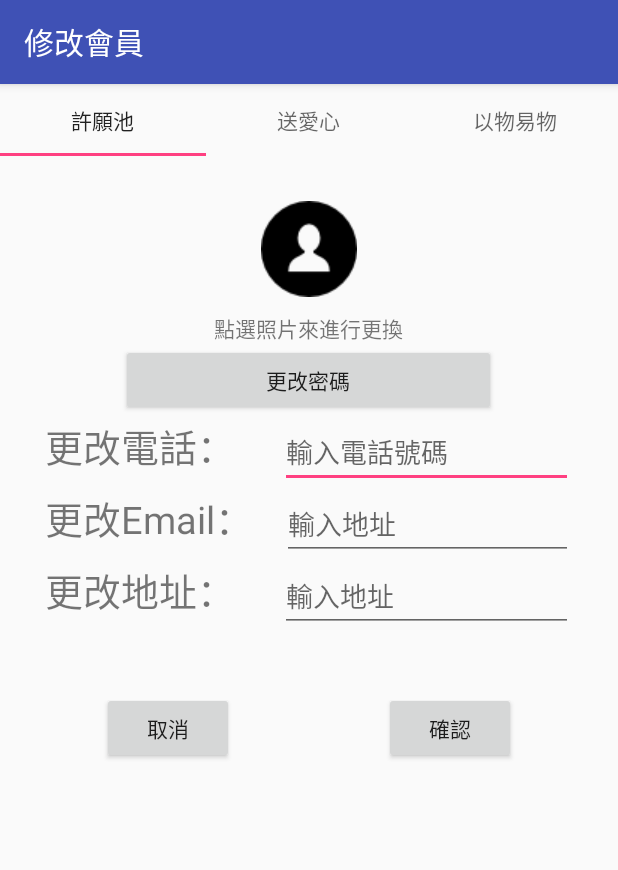
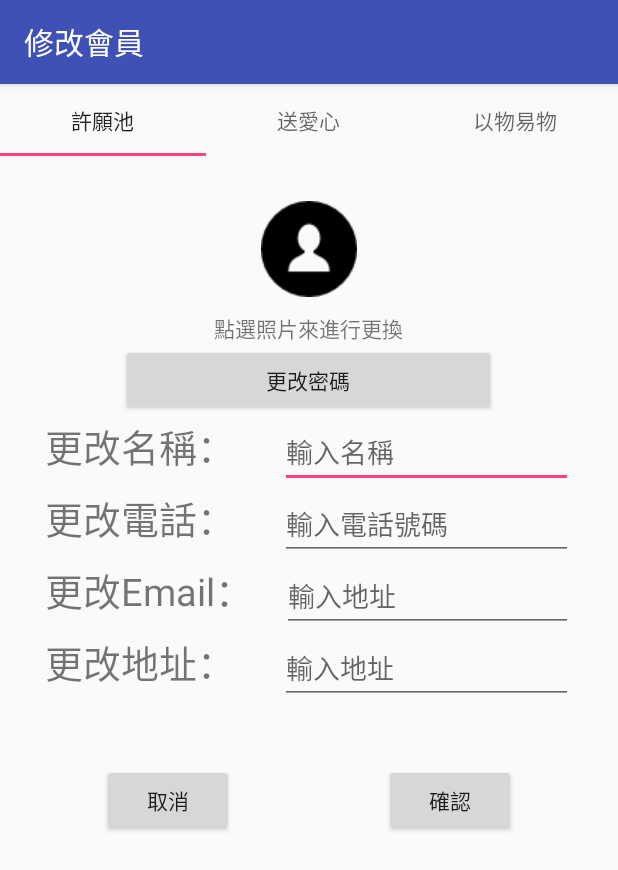
Before and after one commit to Apocalypse06/WeShareAPP, an Android app: the MemberUpdateActivity screen opened directly, with no data from a screen before it, on a phone screen of 412 x 824 dp. Shown: the top 870 px of the screen. Run offline under Robolectric (Android 15) with nearby library versions, the phone set to English and light mode, and no system bars; network calls fail.

Commit message:
會員資料修改，個人_不修改照片也可以

```diff
--- a/app/src/main/java/com/example/ntut/weshare/member/MemberRegisterActivity.java
+++ b/app/src/main/java/com/example/ntut/weshare/member/MemberRegisterActivity.java
@@ -191,7 +191,7 @@ public class MemberRegisterActivity extends AppCompatActivity {
         }
         if (image == null) {
             Resources res = getResources();
-            Drawable drawable = res.getDrawable(R.drawable.user);
+            Drawable drawable = res.getDrawable(R.drawable.member_default);
             Bitmap bitmap = ((BitmapDrawable) drawable).getBitmap();
             ByteArrayOutputStream stream = new ByteArrayOutputStream();
             bitmap.compress(Bitmap.CompressFormat.JPEG, 100, stream);
--- a/app/src/main/java/com/example/ntut/weshare/member/MemberUpdateActivity.java
+++ b/app/src/main/java/com/example/ntut/weshare/member/MemberUpdateActivity.java
@@ -2,9 +2,12 @@ package com.example.ntut.weshare.member;
 
 import android.content.Intent;
 import android.content.SharedPreferences;
+import android.content.res.Resources;
 import android.database.Cursor;
 import android.graphics.Bitmap;
 import android.graphics.BitmapFactory;
+import android.graphics.drawable.BitmapDrawable;
+import android.graphics.drawable.Drawable;
 import android.net.Uri;
 import android.os.Bundle;
 import android.provider.MediaStore;
@@ -35,6 +38,7 @@ public class MemberUpdateActivity extends AppCompatActivity {
     private EditText etOldPassword;
     private EditText etNewPassword1;
     private EditText etNewPassword2;
+    private EditText etName;
     private EditText etNumber;
     private EditText etEmail;
     private EditText etAddress;
@@ -44,8 +48,9 @@ public class MemberUpdateActivity extends AppCompatActivity {
 
 
     String action;
-    List<User> user = null;
+    List<User> userOld = null;
     boolean changePassword = false;
+    boolean changePicture = false;
 
     private static final int REQUEST_PICK_IMAGE_IN = 0;
     private static final int REQUEST_PICK_IMAGE = 1;
@@ -76,6 +81,7 @@ public class MemberUpdateActivity extends AppCompatActivity {
         etOldPassword = (EditText) findViewById(R.id.etOldPassword);
         etNewPassword1 = (EditText) findViewById(R.id.etNewPassword1);
         etNewPassword2 = (EditText) findViewById(R.id.etNewPassword2);
+        etName = (EditText) findViewById(R.id.etName);
         etNumber = (EditText) findViewById(R.id.etNumber);
         etEmail = (EditText) findViewById(R.id.etEmail);
         etAddress = (EditText) findViewById(R.id.etAddress);
@@ -115,19 +121,26 @@ public class MemberUpdateActivity extends AppCompatActivity {
             try {
                 // passing null and calling get() means not to run FindImageByIdTask.onPostExecute()
 //            bitmap = new UserGetImageTask(null).execute(url, account, imageSize).get();
-                user = new UserGetAllTask().execute(url, account).get();//.get()要請UserGetAllTask()的執行結果回傳給我，會等他抓完資料(doInBackground的回傳結果)才會往下執行
+                userOld = new UserGetAllTask().execute(url, account).get();//.get()要請UserGetAllTask()的執行結果回傳給我，會等他抓完資料(doInBackground的回傳結果)才會往下執行
                 bitmap = new UserGetImageTask().execute(url, account, imageSize).get();//.execute(網址, 圖片id, 這邊做縮圖imageSize，在server端縮圖完再傳過來)
             } catch (Exception e) {
                 Log.e(TAG, e.toString());
             }
-            if (user == null) {
+            if (userOld == null) {
                 Common.showToast(this, "不可能");
             } else {
                 //rvSpots.setAdapter(new SpotsRecyclerViewAdapter(getActivity(), spots));//畫面RecyclerView(畫面,資料)，getActivity()取的他所依附的頁面(主頁面)
+
                 ivUser.setImageBitmap(bitmap);
-                etNumber.setText(user.get(0).getTal());
-                etEmail.setText(user.get(0).getEmail());
-                etAddress.setText(user.get(0).getAddress());
+
+                ByteArrayOutputStream out2 = new ByteArrayOutputStream();
+                bitmap.compress(Bitmap.CompressFormat.JPEG, 100, out2);
+                image = out2.toByteArray();
+
+                etName.setText(userOld.get(0).getName());
+                etNumber.setText(userOld.get(0).getTal());
+                etEmail.setText(userOld.get(0).getEmail());
+                etAddress.setText(userOld.get(0).getAddress());
             }
         } else {
             Common.showToast(this, R.string.msg_NoNetwork);
@@ -196,7 +209,7 @@ public class MemberUpdateActivity extends AppCompatActivity {
 
     public void onUpdateClick(View view) {
         SharedPreferences pref = getSharedPreferences(Common.PREF_FILE, MODE_PRIVATE);
-        String account = pref.getString("account", "aaa");
+        String account = pref.getString("user", "");
         String oldPassword = pref.getString("password", "");
         String oldPW = etOldPassword.getText().toString().trim();
         String NewPW = etNewPassword1.getText().toString().trim();
@@ -232,11 +245,25 @@ public class MemberUpdateActivity extends AppCompatActivity {
         } else {
             NewPW = oldPassword;
         }
+//        if (image == null) {
+//            changePicture = true;
+//            Resources res = getResources();
+//            Drawable drawable = res.getDrawable(R.drawable.user);
+//            Bitmap bitmap = ((BitmapDrawable) drawable).getBitmap();
+//            ByteArrayOutputStream stream = new ByteArrayOutputStream();
+//            bitmap.compress(Bitmap.CompressFormat.JPEG, 100, stream);
+//            image = stream.toByteArray();
+
+            // ivUser.setImageResource(R.user_black);
+//            Common.showToast(this, "沒有圖片");
+//            return;
+//        }
+
 
         //依選取項目顯示不同訊息
-        if (user.get(0).getIdType() == 1) {
+        if (userOld.get(0).getIdType() == 1) {
             action = "userUpdate";
-        } else if (user.get(0).getIdType() == 2) {
+        } else if (userOld.get(0).getIdType() == 2) {
             action = "userInUpdate";
         }
 //        switch (rgType.getCheckedRadioButtonId()) {
@@ -254,25 +281,34 @@ public class MemberUpdateActivity extends AppCompatActivity {
 //                intRo = etContext.getText().toString().trim();
 //                break;
 //        }
-
-
+        String name = etName.getText().toString().trim();
         String tal = etNumber.getText().toString().trim();
         String email = etEmail.getText().toString().trim();
         String address = etAddress.getText().toString().trim();
+
+        User user = new User(account, NewPW, name, tal, email, address);//傳送文字資料
 
         int count = 0;
         String url = Common.URL + "UserServlet";
 
         if (Common.networkConnected(this)) {//傳送到server端
-//            if (idType == 1) {
-            account = pref.getString("user", "");
-            User user = new User(account, NewPW, tal, email, address);//傳送文字資料
+            // if (changePicture == true) {
+//                User user = new User(account, NewPW, name, tal, email, address);//傳送文字資料
             String imageBase64 = Base64.encodeToString(image, Base64.DEFAULT);//圖片資料
             try {
                 count = new UserUpdateTask().execute(url, action, user, imageBase64).get();
             } catch (Exception e) {
                 Log.e(TAG, e.toString());
             }
+//            } else if (changePicture == false) {
+//                try {
+//                    String imageBase64 = null;
+//                    count = new UserUpdateTask().execute(url, action, user, imageBase64).get();
+//                } catch (Exception e) {
+//                    Log.e(TAG, e.toString());
+//                }
+//            }
+//         else {
 //            }
 //            else if (idType == 2) {
 //                if (idType == 2) {
@@ -287,7 +323,7 @@ public class MemberUpdateActivity extends AppCompatActivity {
 //                        Log.e(TAG, e.toString());
 //                    }
 //                }
-//            }
+//        }
             if (count == 0) {
                 Common.showToast(MemberUpdateActivity.this, R.string.msg_updateFail);
             } else {
@@ -297,13 +333,14 @@ public class MemberUpdateActivity extends AppCompatActivity {
                     Intent updateIntent = new Intent();
                     updateIntent.setClass(MemberUpdateActivity.this, MemberLoginActivity.class);
                     startActivity(updateIntent);
-                }
-                else{
+                } else {
                     Common.showToast(MemberUpdateActivity.this, R.string.msg_updateSuccess);
                     finish();
                 }
             }
-        } else {
+        } else
+
+        {
             Common.showToast(this, R.string.msg_NoNetwork);
         }
 
--- a/app/src/main/java/com/example/ntut/weshare/member/UserUpdateInTask.java
+++ b/app/src/main/java/com/example/ntut/weshare/member/UserUpdateInTask.java
@@ -29,9 +29,6 @@ class UserUpdateInTask extends AsyncTask<Object, Integer, Integer> {
         jsonObject.addProperty("ins", new Gson().toJson(ins));//純文字
         if (params[3] != null) {
             String imageBase64 = params[3].toString();
-            jsonObject.addProperty("imageBase64In", imageBase64);//圖片
-        } else {
-            String imageBase64 = "0";
             jsonObject.addProperty("imageBase64In", imageBase64);//圖片
         }
         try {
--- a/app/src/main/res/layout/member_uadate_fragment.xml
+++ b/app/src/main/res/layout/member_uadate_fragment.xml
@@ -54,20 +54,23 @@
             android:layout_gravity="center"
             android:layout_marginTop="10dp"
             android:text="@string/tx_updatePictureNote" />
+
         <Button
             android:id="@+id/btChange"
-            android:layout_gravity="center"
             android:layout_width="250dp"
             android:layout_height="wrap_content"
+            android:layout_gravity="center"
             android:onClick="onChangeClick"
             android:text="@string/tx_changePassword" />
+
         <Button
             android:id="@+id/btCancel"
-            android:layout_gravity="center"
             android:layout_width="250dp"
             android:layout_height="wrap_content"
+            android:layout_gravity="center"
             android:onClick="onCancelChangeClick"
             android:text="@string/tx_cancelChange" />
+
         <LinearLayout
             android:id="@+id/llchangePassword"
             android:layout_width="match_parent"
@@ -147,6 +150,28 @@
                     android:inputType="textPassword" />
                 <!--android:layout_marginLeft="185dp"-->
             </LinearLayout>
+        </LinearLayout>
+
+        <LinearLayout
+            android:layout_width="match_parent"
+            android:layout_height="wrap_content"
+            android:orientation="horizontal">
+
+            <TextView
+                android:layout_width="wrap_content"
+                android:layout_height="wrap_content"
+                android:layout_marginLeft="30dp"
+                android:text="更改名稱："
+                android:textSize="25sp" />
+
+            <EditText
+                android:id="@+id/etName"
+                android:layout_width="match_parent"
+                android:layout_height="wrap_content"
+                android:layout_marginLeft="30dp"
+                android:layout_marginRight="30dp"
+                android:hint="輸入名稱" />
+
         </LinearLayout>
 
         <LinearLayout
```
Also changed, not shown: app/src/main/java/com/example/ntut/weshare/member/User.java (+17 -0 lines), app/src/main/java/com/example/ntut/weshare/member/UserUpdateTask.java (+11 -8 lines), app/src/main/res/drawable/member_default.png (added).
